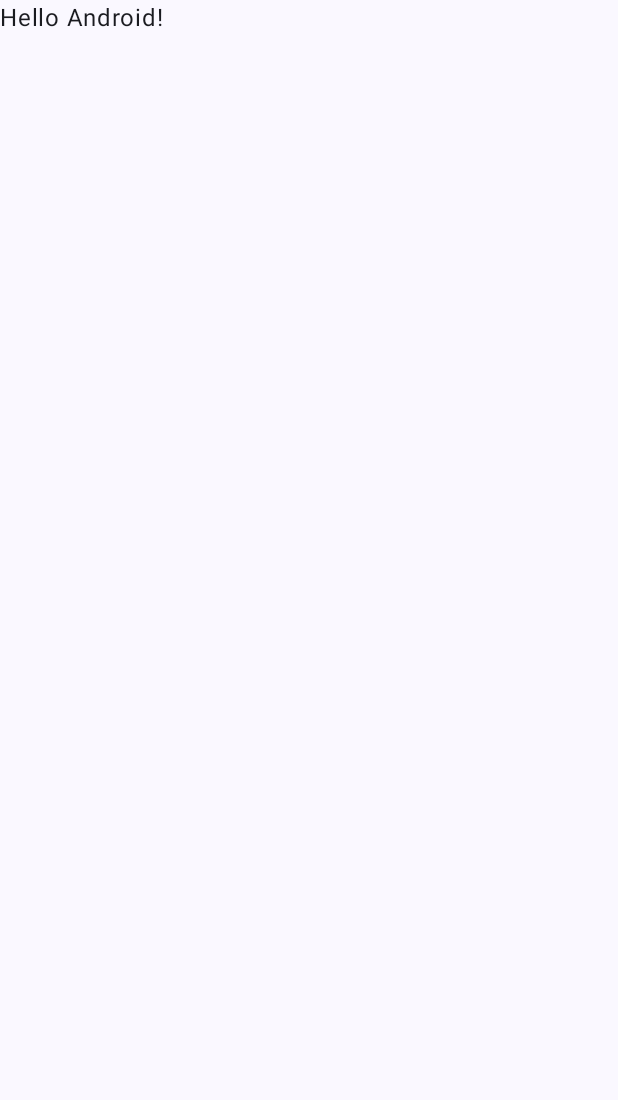
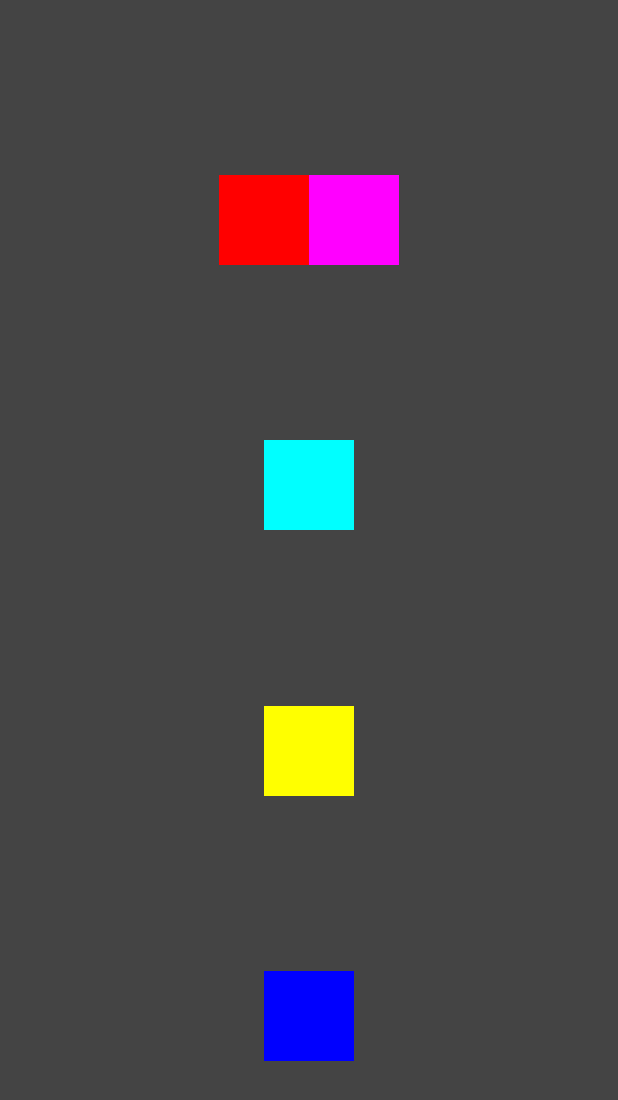
Before and after one commit to DCRobledo/Frontend-Mobile, an Android app built with Jetpack Compose: the screen it shows after launch (MainActivity), on a phone screen of 412 x 824 dp. Before the commit the part shown is almost empty. Shown: the top 1100 px of the screen. Run offline under Robolectric (Android 15) with nearby library versions, the phone set to English and light mode, and no system bars.

Commit message:
Implemented basic row and column layouts

```diff
--- a/02_CoreElements/app/src/main/java/com/example/coreelements/MainActivity.kt
+++ b/02_CoreElements/app/src/main/java/com/example/coreelements/MainActivity.kt
@@ -4,44 +4,67 @@ import android.os.Bundle
 import androidx.activity.ComponentActivity
 import androidx.activity.compose.setContent
 import androidx.activity.enableEdgeToEdge
+import androidx.compose.foundation.layout.Arrangement
+import androidx.compose.foundation.layout.Column
+import androidx.compose.foundation.layout.Row
 import androidx.compose.foundation.layout.fillMaxSize
-import androidx.compose.foundation.layout.padding
-import androidx.compose.material3.Scaffold
-import androidx.compose.material3.Text
+import androidx.compose.foundation.layout.height
+import androidx.compose.foundation.layout.width
+import androidx.compose.material3.Surface
 import androidx.compose.runtime.Composable
+import androidx.compose.ui.Alignment
 import androidx.compose.ui.Modifier
+import androidx.compose.ui.graphics.Color
 import androidx.compose.ui.tooling.preview.Preview
-import com.example.coreelements.ui.theme.CoreElementsTheme
+import androidx.compose.ui.unit.dp
 
 class MainActivity : ComponentActivity() {
     override fun onCreate(savedInstanceState: Bundle?) {
         super.onCreate(savedInstanceState)
         enableEdgeToEdge()
         setContent {
-            CoreElementsTheme {
-                Scaffold(modifier = Modifier.fillMaxSize()) { innerPadding ->
-                    Greeting(
-                        name = "Android",
-                        modifier = Modifier.padding(innerPadding)
-                    )
-                }
-            }
+            MainScreen()
         }
     }
 }
 
 @Composable
-fun Greeting(name: String, modifier: Modifier = Modifier) {
-    Text(
-        text = "Hello $name!",
-        modifier = modifier
-    )
+fun MainScreen() {
+    Surface(
+        color = Color.DarkGray,
+        modifier = Modifier.fillMaxSize()
+    ) {
+        Column(
+            modifier = Modifier.fillMaxSize(),
+            verticalArrangement = Arrangement.SpaceEvenly,
+            horizontalAlignment = Alignment.CenterHorizontally
+        ) {
+            Row {
+                ColoredSquare(Color.Red)
+                ColoredSquare(Color.Magenta)
+            }
+            ColoredSquare(Color.Cyan)
+            ColoredSquare(Color.Yellow)
+            ColoredSquare(Color.Blue)
+        }
+
+
+    }
+}
+
+@Composable
+fun ColoredSquare(color: Color)
+{
+    Surface(
+        color = color,
+        modifier = Modifier
+            .height(60.dp)
+            .width(60.dp)
+    ) {  }
 }
 
 @Preview(showBackground = true)
 @Composable
 fun GreetingPreview() {
-    CoreElementsTheme {
-        Greeting("Android")
-    }
+    MainScreen()
 }
```
